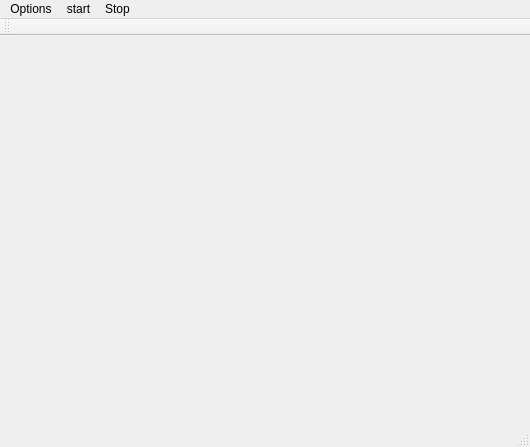
Old version of the form mainwindow.ui in the repository cuby-tec/qt_thermo.
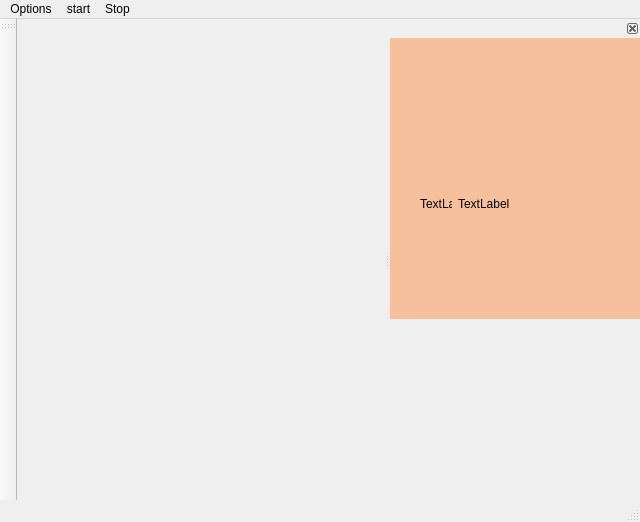
New version of the form. Custom widgets are drawn as their Qt base class.

```diff
--- a/mainwindow.ui
+++ b/mainwindow.ui
@@ -9,8 +9,8 @@
    <rect>
     <x>0</x>
     <y>0</y>
-    <width>530</width>
-    <height>447</height>
+    <width>640</width>
+    <height>522</height>
    </rect>
   </property>
   <property name="sizePolicy">
@@ -21,32 +21,27 @@
   </property>
   <property name="minimumSize">
    <size>
-    <width>530</width>
-    <height>445</height>
+    <width>0</width>
+    <height>0</height>
    </size>
   </property>
   <property name="windowTitle">
    <string>Thermo plotting</string>
   </property>
   <widget class="QWidget" name="centralWidget">
-   <widget class="QWidget" name="verticalLayoutWidget">
-    <property name="geometry">
-     <rect>
-      <x>-1</x>
-      <y>-1</y>
-      <width>491</width>
-      <height>371</height>
-     </rect>
-    </property>
-    <layout class="QVBoxLayout" name="verticalLayout"/>
-   </widget>
+   <property name="enabled">
+    <bool>true</bool>
+   </property>
+   <property name="focusPolicy">
+    <enum>Qt::ClickFocus</enum>
+   </property>
   </widget>
   <widget class="QMenuBar" name="menuBar">
    <property name="geometry">
     <rect>
      <x>0</x>
      <y>0</y>
-     <width>530</width>
+     <width>640</width>
      <height>27</height>
     </rect>
    </property>
@@ -71,14 +66,125 @@
    <addaction name="menuStop"/>
   </widget>
   <widget class="QToolBar" name="mainToolBar">
+   <property name="enabled">
+    <bool>true</bool>
+   </property>
    <attribute name="toolBarArea">
-    <enum>TopToolBarArea</enum>
+    <enum>LeftToolBarArea</enum>
    </attribute>
    <attribute name="toolBarBreak">
-    <bool>false</bool>
+    <bool>true</bool>
    </attribute>
   </widget>
   <widget class="QStatusBar" name="statusBar"/>
+  <widget class="QDockWidget" name="dockWidget">
+   <property name="minimumSize">
+    <size>
+     <width>250</width>
+     <height>220</height>
+    </size>
+   </property>
+   <property name="maximumSize">
+    <size>
+     <width>524287</width>
+     <height>300</height>
+    </size>
+   </property>
+   <property name="styleSheet">
+    <string notr="true">background-color: rgb(245, 192, 155);
+border-color: rgb(255, 4, 44);</string>
+   </property>
+   <property name="features">
+    <set>QDockWidget::DockWidgetClosable|QDockWidget::DockWidgetMovable</set>
+   </property>
+   <property name="allowedAreas">
+    <set>Qt::RightDockWidgetArea</set>
+   </property>
+   <attribute name="dockWidgetArea">
+    <number>2</number>
+   </attribute>
+   <widget class="QWidget" name="dockWidgetContents">
+    <widget class="QWidget" name="thermoplotWidget" native="true">
+     <property name="geometry">
+      <rect>
+       <x>0</x>
+       <y>0</y>
+       <width>241</width>
+       <height>211</height>
+      </rect>
+     </property>
+     <widget class="QWidget" name="verticalLayoutWidget">
+      <property name="geometry">
+       <rect>
+        <x>10</x>
+        <y>10</y>
+        <width>221</width>
+        <height>191</height>
+       </rect>
+      </property>
+      <layout class="QVBoxLayout" name="verticalLayout">
+       <property name="leftMargin">
+        <number>10</number>
+       </property>
+       <property name="topMargin">
+        <number>10</number>
+       </property>
+       <property name="rightMargin">
+        <number>10</number>
+       </property>
+       <property name="bottomMargin">
+        <number>10</number>
+       </property>
+       <item>
+        <widget class="QCustomPlot" name="plot" native="true"/>
+       </item>
+       <item>
+        <layout class="QHBoxLayout" name="horizontalLayout">
+         <property name="leftMargin">
+          <number>10</number>
+         </property>
+         <property name="topMargin">
+          <number>10</number>
+         </property>
+         <property name="rightMargin">
+          <number>10</number>
+         </property>
+         <property name="bottomMargin">
+          <number>10</number>
+         </property>
+         <item>
+          <widget class="QLabel" name="temperatureIcon">
+           <property name="maximumSize">
+            <size>
+             <width>32</width>
+             <height>32</height>
+            </size>
+           </property>
+           <property name="text">
+            <string>TextLabel</string>
+           </property>
+          </widget>
+         </item>
+         <item>
+          <widget class="QLabel" name="temperatureLabel">
+           <property name="maximumSize">
+            <size>
+             <width>16777215</width>
+             <height>30</height>
+            </size>
+           </property>
+           <property name="text">
+            <string>TextLabel</string>
+           </property>
+          </widget>
+         </item>
+        </layout>
+       </item>
+      </layout>
+     </widget>
+    </widget>
+   </widget>
+  </widget>
   <action name="actionAstart">
    <property name="text">
     <string>astart</string>
@@ -91,6 +197,13 @@
   </action>
  </widget>
  <layoutdefault spacing="6" margin="11"/>
+ <customwidgets>
+  <customwidget>
+   <class>QCustomPlot</class>
+   <extends>QWidget</extends>
+   <header>qcustomplot.h</header>
+  </customwidget>
+ </customwidgets>
  <resources/>
  <connections/>
 </ui>
```
Left out of the diff: 3 changed lines with no effect on the pictures.
